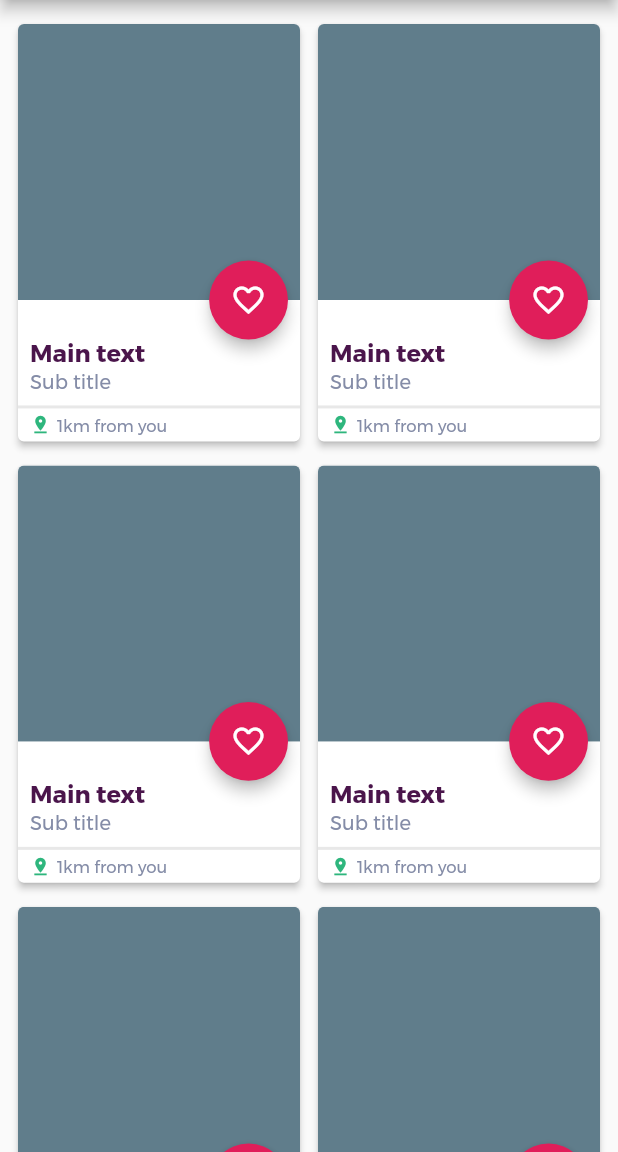
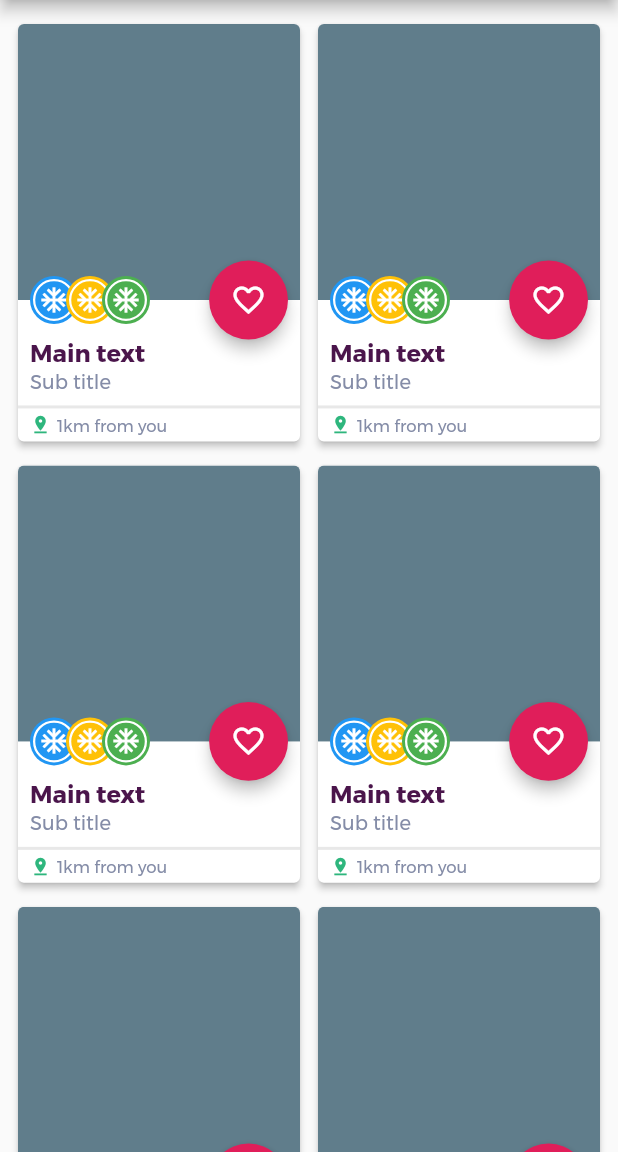
Before and after one commit to iroyo/fluttup, a Flutter app: the screen it shows after launch, on a phone screen of 412 x 824 dp, the part 84-1236 px from its top. Run offline on Flutter 3.47's test engine with Material 2 defaults, Android fonts, the light colour scheme and no system bars.

Commit message:
added badge activities

```diff
--- a/lib/member_item.dart
+++ b/lib/member_item.dart
@@ -39,7 +39,7 @@ class MemberItem extends StatelessWidget {
                         ),
                         child: Row(
                           children: [
-                            Expanded(child: Container()),
+                            Expanded(child: Activities()),
                             MemberItemAction(),
                           ],
                         ),
@@ -54,6 +54,65 @@ class MemberItem extends StatelessWidget {
           Divider(height: 2, thickness: 2, color: Color(0xFFE8E8E8)),
           MemberItemFooter()
         ],
+      ),
+    );
+  }
+}
+
+class Activities extends StatelessWidget {
+  final _sizeBadge = 32.0;
+
+  final _activities = [Colors.blue, Colors.amber, Colors.green];
+
+  @override
+  Widget build(BuildContext context) {
+    var _count = 0;
+    return Stack(
+      alignment: Alignment.center,
+      children: _activities.map((value) {
+        final badge = Positioned(
+          left: _count * ((_sizeBadge / 2) + 8),
+          child: ActivityBadge(_sizeBadge, value),
+        );
+        _count++;
+        return badge;
+      }).toList(),
+    );
+  }
+}
+
+class ActivityBadge extends StatelessWidget {
+  const ActivityBadge(
+    this.size,
+    this.background, {
+    Key key,
+  }) : super(key: key);
+
+  final double size;
+  final Color background;
+
+  @override
+  Widget build(BuildContext context) {
+    return Container(
+      width: size,
+      height: size,
+      decoration: BoxDecoration(
+        color: background,
+        borderRadius: BorderRadius.circular(size / 2),
+      ),
+      child: Padding(
+        padding: const EdgeInsets.all(2),
+        child: Container(
+          decoration: BoxDecoration(
+            border: Border.all(color: Colors.white, width: 1.5),
+            borderRadius: BorderRadius.circular(size / 2),
+          ),
+          child: Icon(
+            Icons.ac_unit,
+            size: 20,
+            color: Colors.white,
+          ),
+        ),
       ),
     );
   }
```
